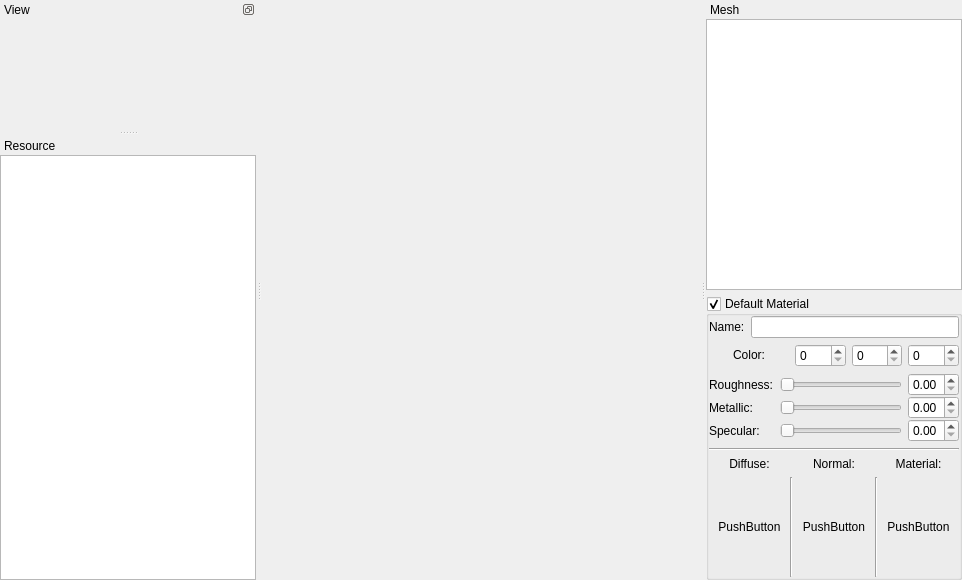
Before: the Qt Designer form Source/TIMEditor/EditorWindow.ui in williamallas/TIMEngine2, drawn with Qt 5.
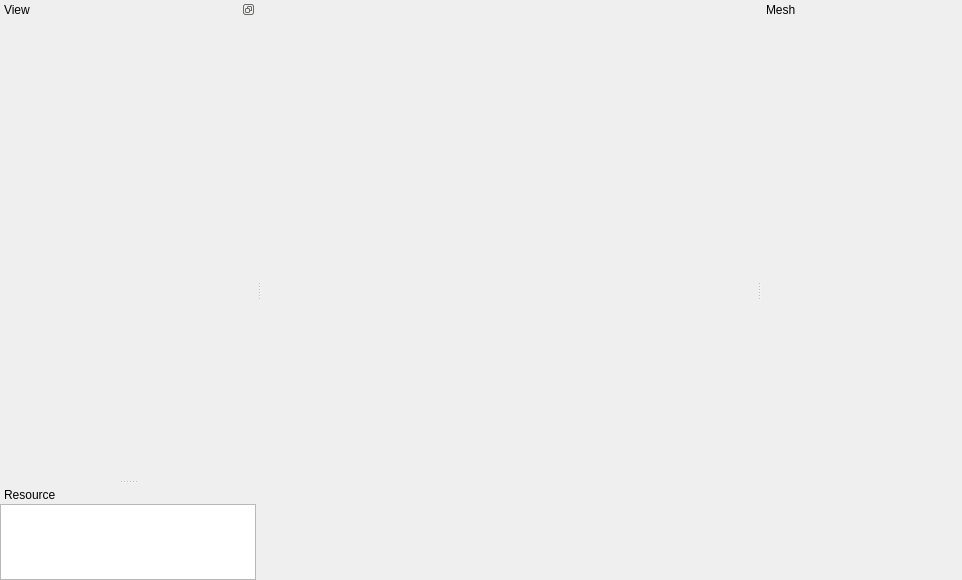
After: the same form once the commit is applied. Custom widgets are drawn as their Qt base class.

Commit message: More editor stuff (split meshEditor into a separate ui file)

```diff
--- a/Source/TIMEditor/EditorWindow.ui
+++ b/Source/TIMEditor/EditorWindow.ui
@@ -59,7 +59,7 @@
   </widget>
   <widget class="FullScreenDock" name="viewDockWidget">
    <property name="sizePolicy">
-    <sizepolicy hsizetype="Expanding" vsizetype="Expanding">
+    <sizepolicy hsizetype="Minimum" vsizetype="Minimum">
      <horstretch>4</horstretch>
      <verstretch>4</verstretch>
     </sizepolicy>
@@ -81,7 +81,7 @@
    </attribute>
    <widget class="QWidget" name="viewDockContent">
     <property name="sizePolicy">
-     <sizepolicy hsizetype="Preferred" vsizetype="Preferred">
+     <sizepolicy hsizetype="Expanding" vsizetype="Expanding">
       <horstretch>4</horstretch>
       <verstretch>0</verstretch>
      </sizepolicy>
@@ -131,13 +131,25 @@
    <property name="sizePolicy">
     <sizepolicy hsizetype="Preferred" vsizetype="Preferred">
      <horstretch>1</horstretch>
-     <verstretch>0</verstretch>
+     <verstretch>1</verstretch>
     </sizepolicy>
    </property>
    <property name="minimumSize">
     <size>
-     <width>240</width>
-     <height>387</height>
+     <width>200</width>
+     <height>400</height>
+    </size>
+   </property>
+   <property name="maximumSize">
+    <size>
+     <width>524287</width>
+     <height>524287</height>
+    </size>
+   </property>
+   <property name="baseSize">
+    <size>
+     <width>300</width>
+     <height>0</height>
     </size>
    </property>
    <property name="features">
@@ -149,353 +161,24 @@
    <attribute name="dockWidgetArea">
     <number>2</number>
    </attribute>
-   <widget class="QWidget" name="meshDockContent">
+   <widget class="MeshEditorWidget" name="meshEditorWidget">
     <property name="sizePolicy">
-     <sizepolicy hsizetype="Preferred" vsizetype="Preferred">
+     <sizepolicy hsizetype="Ignored" vsizetype="Ignored">
       <horstretch>1</horstretch>
       <verstretch>0</verstretch>
      </sizepolicy>
     </property>
-    <layout class="QVBoxLayout" name="verticalLayout_5">
-     <property name="leftMargin">
-      <number>0</number>
-     </property>
-     <property name="topMargin">
-      <number>0</number>
-     </property>
-     <property name="rightMargin">
-      <number>0</number>
-     </property>
-     <property name="bottomMargin">
-      <number>0</number>
-     </property>
-     <item>
-      <widget class="QTreeWidget" name="meshView">
-       <property name="sizePolicy">
-        <sizepolicy hsizetype="Expanding" vsizetype="Expanding">
-         <horstretch>1</horstretch>
-         <verstretch>0</verstretch>
-        </sizepolicy>
-       </property>
-       <attribute name="headerVisible">
-        <bool>false</bool>
-       </attribute>
-       <column>
-        <property name="text">
-         <string notr="true">1</string>
-        </property>
-       </column>
-      </widget>
-     </item>
-     <item>
-      <widget class="QGroupBox" name="DefaultMaterialWidget">
-       <property name="enabled">
-        <bool>true</bool>
-       </property>
-       <property name="title">
-        <string>Default Material</string>
-       </property>
-       <property name="flat">
-        <bool>false</bool>
-       </property>
-       <property name="checkable">
-        <bool>true</bool>
-       </property>
-       <layout class="QVBoxLayout" name="verticalLayout_4">
-        <property name="leftMargin">
-         <number>0</number>
-        </property>
-        <property name="topMargin">
-         <number>0</number>
-        </property>
-        <property name="rightMargin">
-         <number>0</number>
-        </property>
-        <property name="bottomMargin">
-         <number>0</number>
-        </property>
-        <item>
-         <layout class="QHBoxLayout" name="horizontalLayout_2">
-          <property name="spacing">
-           <number>6</number>
-          </property>
-          <item>
-           <widget class="QLabel" name="label">
-            <property name="text">
-             <string>Name:</string>
-            </property>
-           </widget>
-          </item>
-          <item>
-           <widget class="QLineEdit" name="dm_materialName"/>
-          </item>
-         </layout>
-        </item>
-        <item>
-         <layout class="QHBoxLayout" name="horizontalLayout_3">
-          <property name="spacing">
-           <number>6</number>
-          </property>
-          <item>
-           <widget class="QPushButton" name="dm_selectColor">
-            <property name="text">
-             <string>Color:</string>
-            </property>
-            <property name="flat">
-             <bool>true</bool>
-            </property>
-           </widget>
-          </item>
-          <item>
-           <widget class="QSpinBox" name="dm_colorR">
-            <property name="maximum">
-             <number>255</number>
-            </property>
-           </widget>
-          </item>
-          <item>
-           <widget class="QSpinBox" name="dm_colorG">
-            <property name="maximum">
-             <number>255</number>
-            </property>
-           </widget>
-          </item>
-          <item>
-           <widget class="QSpinBox" name="dm_colorB">
-            <property name="maximum">
-             <number>255</number>
-            </property>
-           </widget>
-          </item>
-         </layout>
-        </item>
-        <item>
-         <layout class="QGridLayout" name="gridLayout">
-          <property name="verticalSpacing">
-           <number>0</number>
-          </property>
-          <item row="0" column="1">
-           <widget class="QSlider" name="dm_roughnessSlider">
-            <property name="maximum">
-             <number>1000</number>
-            </property>
-            <property name="tracking">
-             <bool>true</bool>
-            </property>
-            <property name="orientation">
-             <enum>Qt::Horizontal</enum>
-            </property>
-           </widget>
-          </item>
-          <item row="1" column="0">
-           <widget class="QLabel" name="label_4">
-            <property name="text">
-             <string>Metallic:</string>
-            </property>
-           </widget>
-          </item>
-          <item row="0" column="0">
-           <widget class="QLabel" name="label_3">
-            <property name="text">
-             <string>Roughness:</string>
-            </property>
-           </widget>
-          </item>
-          <item row="2" column="2">
-           <widget class="QDoubleSpinBox" name="dm_metallicVal">
-            <property name="maximum">
-             <double>1.000000000000000</double>
-            </property>
-            <property name="singleStep">
-             <double>0.050000000000000</double>
-            </property>
-           </widget>
-          </item>
-          <item row="2" column="0">
-           <widget class="QLabel" name="label_5">
-            <property name="text">
-             <string>Specular:</string>
-            </property>
-           </widget>
-          </item>
-          <item row="1" column="2">
-           <widget class="QDoubleSpinBox" name="dm_MetallicVal">
-            <property name="maximum">
-             <double>1.000000000000000</double>
-            </property>
-            <property name="singleStep">
-             <double>0.050000000000000</double>
-            </property>
-           </widget>
-          </item>
-          <item row="0" column="2">
-           <widget class="QDoubleSpinBox" name="dm_roughnessVal">
-            <property name="maximum">
-             <double>1.000000000000000</double>
-            </property>
-            <property name="singleStep">
-             <double>0.050000000000000</double>
-            </property>
-            <property name="value">
-             <double>0.000000000000000</double>
-            </property>
-           </widget>
-          </item>
-          <item row="1" column="1">
-           <widget class="QSlider" name="dm_metallicSlider">
-            <property name="maximum">
-             <number>1000</number>
-            </property>
-            <property name="orientation">
-             <enum>Qt::Horizontal</enum>
-            </property>
-           </widget>
-          </item>
-          <item row="2" column="1">
-           <widget class="QSlider" name="dm_specularSlider">
-            <property name="maximum">
-             <number>1000</number>
-            </property>
-            <property name="orientation">
-             <enum>Qt::Horizontal</enum>
-            </property>
-           </widget>
-          </item>
-         </layout>
-        </item>
-        <item>
-         <widget class="Line" name="line">
-          <property name="orientation">
-           <enum>Qt::Horizontal</enum>
-          </property>
-         </widget>
-        </item>
-        <item>
-         <layout class="QGridLayout" name="gridLayout_2">
-          <property name="horizontalSpacing">
-           <number>0</number>
-          </property>
-          <item row="1" column="1">
-           <widget class="Line" name="line_2">
-            <property name="orientation">
-             <enum>Qt::Vertical</enum>
-            </property>
-           </widget>
-          </item>
-          <item row="1" column="0">
-           <widget class="QPushButton" name="dm_diffuseTex">
-            <property name="minimumSize">
-             <size>
-              <width>0</width>
-              <height>100</height>
-             </size>
-            </property>
-            <property name="maximumSize">
-             <size>
-              <width>150</width>
-              <height>100</height>
-             </size>
-            </property>
-            <property name="text">
-             <string>PushButton</string>
-            </property>
-            <property name="flat">
-             <bool>true</bool>
-            </property>
-           </widget>
-          </item>
-          <item row="1" column="2">
-           <widget class="QPushButton" name="dm_NormalTex">
-            <property name="minimumSize">
-             <size>
-              <width>0</width>
-              <height>100</height>
-             </size>
-            </property>
-            <property name="maximumSize">
-             <size>
-              <width>150</width>
-              <height>100</height>
-             </size>
-            </property>
-            <property name="text">
-             <string>PushButton</string>
-            </property>
-            <property name="flat">
-             <bool>true</bool>
-            </property>
-           </widget>
-          </item>
-          <item row="1" column="4">
-           <widget class="QPushButton" name="dm_materialTex">
-            <property name="minimumSize">
-             <size>
-              <width>0</width>
-              <height>100</height>
-             </size>
-            </property>
-            <property name="maximumSize">
-             <size>
-              <width>150</width>
-              <height>100</height>
-             </size>
-            </property>
-            <property name="text">
-             <string>PushButton</string>
-            </property>
-            <property name="flat">
-             <bool>true</bool>
-            </property>
-           </widget>
-          </item>
-          <item row="0" column="0">
-           <widget class="QLabel" name="label_8">
-            <property name="text">
-             <string>Diffuse:</string>
-            </property>
-            <property name="alignment">
-             <set>Qt::AlignCenter</set>
-            </property>
-           </widget>
-          </item>
-          <item row="0" column="4">
-           <widget class="QLabel" name="label_10">
-            <property name="text">
-             <string>Material:</string>
-            </property>
-            <property name="alignment">
-             <set>Qt::AlignCenter</set>
-            </property>
-           </widget>
-          </item>
-          <item row="0" column="2">
-           <widget class="QLabel" name="label_9">
-            <property name="text">
-             <string>Normal:</string>
-            </property>
-            <property name="alignment">
-             <set>Qt::AlignCenter</set>
-            </property>
-           </widget>
-          </item>
-          <item row="1" column="3">
-           <widget class="Line" name="line_3">
-            <property name="orientation">
-             <enum>Qt::Vertical</enum>
-            </property>
-           </widget>
-          </item>
-         </layout>
-        </item>
-       </layout>
-      </widget>
-     </item>
-    </layout>
+    <property name="maximumSize">
+     <size>
+      <width>16777215</width>
+      <height>16777215</height>
+     </size>
+    </property>
    </widget>
   </widget>
   <widget class="QDockWidget" name="resourceDockWidget">
    <property name="sizePolicy">
-    <sizepolicy hsizetype="MinimumExpanding" vsizetype="MinimumExpanding">
+    <sizepolicy hsizetype="Minimum" vsizetype="Maximum">
      <horstretch>4</horstretch>
      <verstretch>1</verstretch>
     </sizepolicy>
@@ -538,7 +221,7 @@
      <item>
       <widget class="ResourceViewWidget" name="resourceWidget">
        <property name="sizePolicy">
-        <sizepolicy hsizetype="Expanding" vsizetype="Expanding">
+        <sizepolicy hsizetype="Expanding" vsizetype="Ignored">
          <horstretch>4</horstretch>
          <verstretch>1</verstretch>
         </sizepolicy>
@@ -617,7 +300,13 @@
   <customwidget>
    <class>FullScreenDock</class>
    <extends>QDockWidget</extends>
-   <header location="global">TIMEditor/FullScreenDock.h</header>
+   <header>TIMEditor/FullScreenDock.h</header>
+   <container>1</container>
+  </customwidget>
+  <customwidget>
+   <class>MeshEditorWidget</class>
+   <extends>QWidget</extends>
+   <header location="global">TIMEditor/MeshEditorWidget.h</header>
    <container>1</container>
   </customwidget>
  </customwidgets>
```
Left out of the diff: 24 changed lines with no effect on the pictures. The commit also changes 7 other files.
